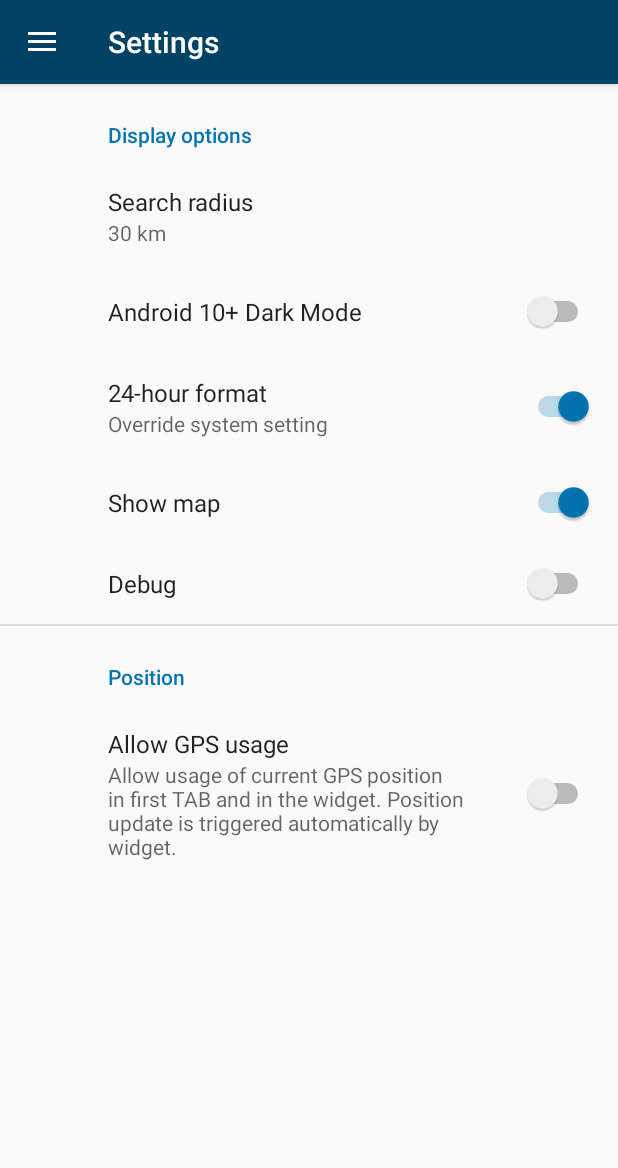
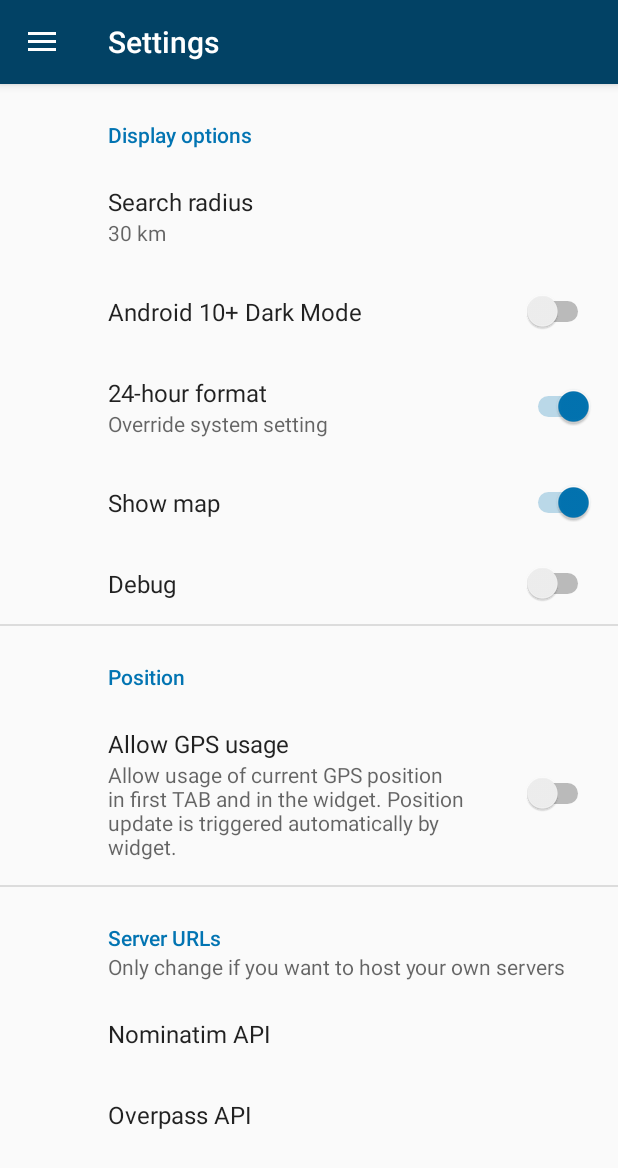
Before and after one commit to woheller69/dumpseeker, an Android app: the SettingsActivity screen opened directly, with no data from a screen before it, on a phone screen of 412 x 824 dp. Shown: the top 1168 px of the screen. Run offline under Robolectric (Android 15) with nearby library versions, the phone set to English and light mode, and no system bars; our stand-ins replace androidx.preference.

Commit message:
Add option to run own servers for APIs

```diff
--- a/app/build.gradle
+++ b/app/build.gradle
@@ -9,8 +9,8 @@ android {
         applicationId "org.woheller69.dumpseeker"
         minSdkVersion 26
         targetSdkVersion 33
-        versionCode 10
-        versionName "1.0"
+        versionCode 11
+        versionName "1.1"
 
         buildConfigField "String", "BASE_URL", "\"https://overpass-api.de/api/interpreter\""
         buildConfigField "String", "BASE_URL2","\"https://nominatim.openstreetmap.org/\""
--- a/app/src/main/java/org/woheller69/lavatories/api/openstreetmap/OSMHttpRequestForToilets.java
+++ b/app/src/main/java/org/woheller69/lavatories/api/openstreetmap/OSMHttpRequestForToilets.java
@@ -44,7 +44,7 @@ public class OSMHttpRequestForToilets implements IHttpRequest {
 
         return String.format(
                 "%s?data=[out:json][timeout:5];(node[\"amenity\"=\"sanitary_dump_station\"](around:%s,%s,%s);node[\"sanitary_dump_station\"=\"yes\"](around:%s,%s,%s);way[\"amenity\"=\"sanitary_dump_station\"](around:%s,%s,%s);way[\"sanitary_dump_station\"=\"yes\"](around:%s,%s,%s););out;>;out skel qt;",
-                BuildConfig.BASE_URL,
+                sharedPreferences.getString("pref_Overpass_URL", BuildConfig.BASE_URL),
                 sharedPreferences.getString("pref_searchRadius","30000"),
                 lat,
                 lon,
--- a/app/src/main/res/values/strings.xml
+++ b/app/src/main/res/values/strings.xml
@@ -68,5 +68,7 @@
     <string name="github" translatable="false">GitHub</string>
     <string name="infoOpenStreetMap">Information is fetched from OpenStreetMap</string>
     <string name="customers_only">Customers only</string>
+    <string name="settings_server_urls">Server URLs</string>
+    <string name="settings_server_summary">Only change if you want to host your own servers</string>
 
 </resources>
--- a/app/src/main/res/xml/pref_general.xml
+++ b/app/src/main/res/xml/pref_general.xml
@@ -47,5 +47,18 @@
 
     </PreferenceCategory>
 
+    <PreferenceCategory android:title="@string/settings_server_urls" android:summary="@string/settings_server_summary">
+        <EditTextPreference
+            android:title="Nominatim API"
+            android:key="pref_Nominatim_URL"
+            android:defaultValue="https://nominatim.openstreetmap.org/"
+            />
+        <EditTextPreference
+            android:title="Overpass API"
+            android:key="pref_Overpass_URL"
+            android:defaultValue="https://overpass-api.de/api/interpreter"
+            />
+    </PreferenceCategory>
+
 
 </PreferenceScreen>
```
Also changed, not shown: app/src/main/java/org/woheller69/lavatories/api/openstreetmap/OSMHttpRequestForAddress.java (+5 -2 lines), 2 other files.
